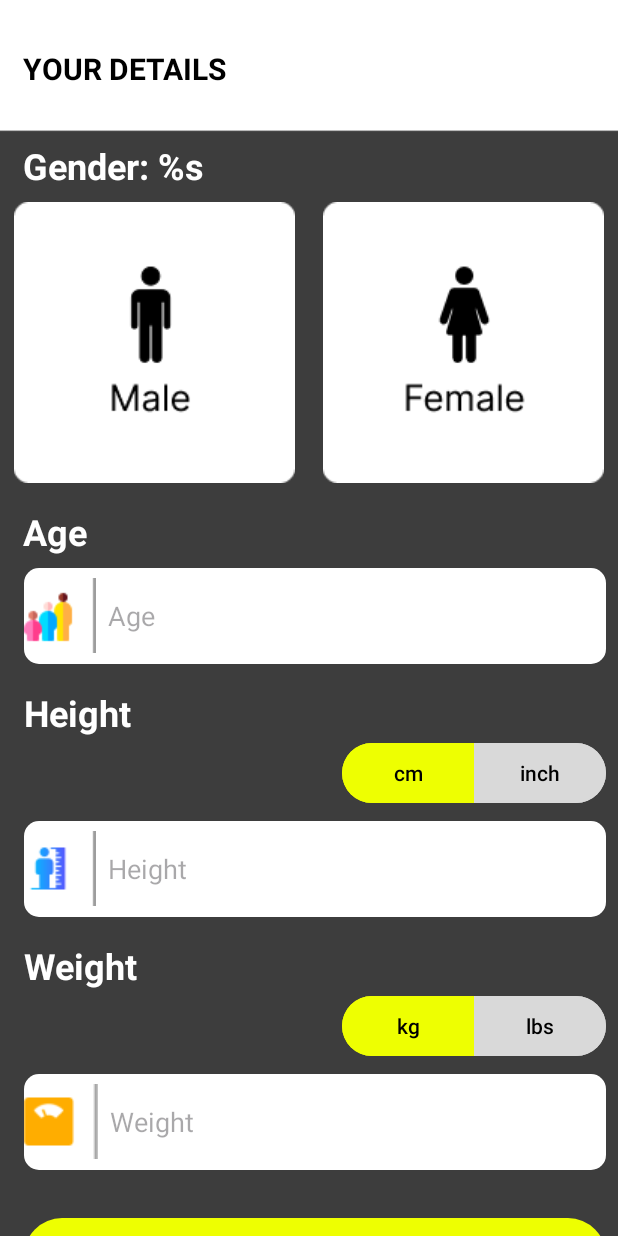
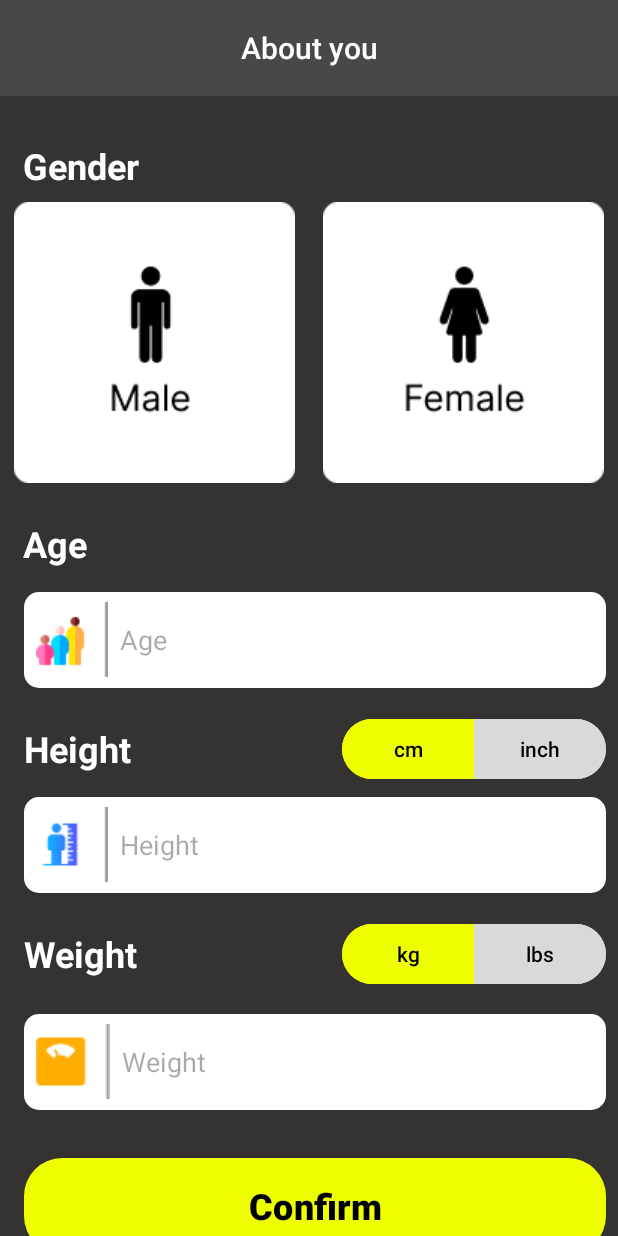
Before and after one commit to Tracking-running-mobile-application/tracking-running-app, an Android app: the StatusFragment screen opened through its navigation route, on a phone screen of 412 x 824 dp. Run offline under Robolectric (Android 15) with nearby library versions, the phone set to English and light mode, and no system bars; our stand-ins replace navigation-ui.

Commit message:
Modify fragment_status (change background , and toolbar

```diff
--- a/app/src/main/java/com/app/java/trackingrunningapp/ui/intro/StatusFragment.kt
+++ b/app/src/main/java/com/app/java/trackingrunningapp/ui/intro/StatusFragment.kt
@@ -43,13 +43,13 @@ class StatusFragment : Fragment() {
 
         // male
         imageMale.setOnClickListener {
-            binding.textGender.text = getString(R.string.gender, "Male")
+            binding.textGender.text = getString(R.string.text_gender, "Male")
             imageMale.setImageResource(R.drawable.img_select_male)
             imageFemale.setImageResource(R.drawable.img_female)
         }
         // female
         imageFemale.setOnClickListener {
-            binding.textGender.text = getString(R.string.gender, "Female")
+            binding.textGender.text = getString(R.string.text_gender, "Female")
             imageFemale.setImageResource(R.drawable.img_select_female)
             imageMale.setImageResource(R.drawable.img_male)
         }
--- /dev/null
+++ b/app/src/main/res/drawable/ic_arrow_back_24.xml
@@ -0,0 +1,5 @@
+<vector xmlns:android="http://schemas.android.com/apk/res/android" android:height="24dp" android:tint="#000000" android:viewportHeight="24" android:viewportWidth="24" android:width="24dp">
+
+    <path android:fillColor="@android:color/white" android:pathData="M17.77,3.77l-1.77,-1.77l-10,10l10,10l1.77,-1.77l-8.23,-8.23z"/>
+
+</vector>
--- a/app/src/main/res/layout/activity_main.xml
+++ b/app/src/main/res/layout/activity_main.xml
@@ -6,6 +6,7 @@
     android:layout_width="match_parent"
     android:layout_height="match_parent"
     tools:context=".ui.MainActivity">
+
 
     <androidx.fragment.app.FragmentContainerView
         android:id="@+id/nav_host_fragment"
--- a/app/src/main/res/layout/fragment_intro.xml
+++ b/app/src/main/res/layout/fragment_intro.xml
@@ -6,6 +6,7 @@
     android:background="@drawable/intro_background">
 
     <ImageButton
+        android:stateListAnimator="@xml/anim_scale"
         android:id="@+id/btn_get_started"
         android:layout_width="wrap_content"
         android:layout_height="wrap_content"
--- a/app/src/main/res/layout/fragment_status.xml
+++ b/app/src/main/res/layout/fragment_status.xml
@@ -5,20 +5,7 @@
     android:id="@+id/status_container"
     android:layout_width="match_parent"
     android:layout_height="match_parent"
-    android:background="@drawable/app_background">
-
-    <TextView
-        android:id="@+id/textView"
-        android:layout_width="wrap_content"
-        android:layout_height="wrap_content"
-        android:layout_marginStart="15dp"
-        android:layout_marginTop="32dp"
-        android:text="@string/text_your_details"
-        android:textColor="@color/black"
-        android:textSize="20sp"
-        android:textStyle="bold"
-        app:layout_constraintStart_toStartOf="parent"
-        app:layout_constraintTop_toTopOf="parent" />
+    android:background="#353331">
 
     <TextView
         android:id="@+id/text_gender"
@@ -102,8 +89,9 @@
         android:layout_width="wrap_content"
         android:layout_height="wrap_content"
         android:layout_marginEnd="8dp"
+        app:layout_constraintBottom_toBottomOf="@+id/textView3"
         app:layout_constraintEnd_toEndOf="parent"
-        app:layout_constraintTop_toBottomOf="@+id/textView3">
+        app:layout_constraintTop_toTopOf="@+id/textView3">
 
         <com.google.android.material.button.MaterialButton
             android:id="@+id/btn_cm"
@@ -128,8 +116,9 @@
         android:layout_width="wrap_content"
         android:layout_height="wrap_content"
         android:layout_marginEnd="8dp"
+        app:layout_constraintBottom_toBottomOf="@+id/textView5"
         app:layout_constraintEnd_toEndOf="parent"
-        app:layout_constraintTop_toBottomOf="@+id/textView5">
+        app:layout_constraintTop_toTopOf="@+id/textView5">
 
         <com.google.android.material.button.MaterialButton
             android:id="@+id/btn_kg"
@@ -154,7 +143,7 @@
         android:layout_width="wrap_content"
         android:layout_height="wrap_content"
         android:layout_marginStart="@dimen/margin_start_15_info_page"
-        android:layout_marginTop="16dp"
+        android:layout_marginTop="24dp"
         android:text="Age"
         android:textColor="@color/white"
         android:textSize="@dimen/text_size_24_title_info_page"
@@ -167,7 +156,7 @@
         android:layout_width="0dp"
         android:layout_height="wrap_content"
         android:layout_marginStart="16dp"
-        android:layout_marginTop="8dp"
+        android:layout_marginTop="16dp"
         android:layout_marginEnd="8dp"
         android:autofillHints=""
         android:background="@drawable/background_edit_text"
@@ -176,6 +165,7 @@
         android:ems="10"
         android:hint="Age"
         android:inputType="text"
+        android:paddingStart="8dp"
         app:layout_constraintEnd_toEndOf="parent"
         app:layout_constraintHorizontal_bias="0.497"
         app:layout_constraintStart_toStartOf="parent"
@@ -185,7 +175,7 @@
         android:id="@+id/editTextText2"
         android:layout_width="0dp"
         android:layout_height="wrap_content"
-        android:layout_marginTop="8dp"
+        android:layout_marginTop="16dp"
         android:autofillHints=""
         android:background="@drawable/background_edit_text"
         android:drawableStart="@drawable/ic_height"
@@ -193,16 +183,17 @@
         android:ems="10"
         android:hint="Height"
         android:inputType="text"
+        android:paddingStart="8dp"
         app:layout_constraintEnd_toEndOf="@+id/editTextText"
         app:layout_constraintHorizontal_bias="0.497"
         app:layout_constraintStart_toStartOf="@+id/editTextText"
-        app:layout_constraintTop_toBottomOf="@+id/materialButtonToggleGroup" />
+        app:layout_constraintTop_toBottomOf="@+id/textView3" />
 
     <EditText
         android:id="@+id/editTextText3"
         android:layout_width="0dp"
         android:layout_height="wrap_content"
-        android:layout_marginTop="8dp"
+        android:layout_marginTop="16dp"
         android:autofillHints=""
         android:background="@drawable/background_edit_text"
         android:drawableStart="@drawable/ic_weight"
@@ -210,6 +201,7 @@
         android:ems="10"
         android:hint="Weight"
         android:inputType="text"
+        android:paddingStart="8dp"
         app:layout_constraintEnd_toEndOf="@+id/editTextText2"
         app:layout_constraintStart_toStartOf="@+id/editTextText2"
         app:layout_constraintTop_toBottomOf="@+id/materialButtonToggleGroup2" />
@@ -218,7 +210,7 @@
         android:id="@+id/textView3"
         android:layout_width="wrap_content"
         android:layout_height="wrap_content"
-        android:layout_marginTop="16dp"
+        android:layout_marginTop="24dp"
         android:text="Height"
         android:textColor="@color/white"
         android:textSize="@dimen/text_size_24_title_info_page"
@@ -230,7 +222,7 @@
         android:id="@+id/textView5"
         android:layout_width="wrap_content"
         android:layout_height="wrap_content"
-        android:layout_marginTop="16dp"
+        android:layout_marginTop="24dp"
         android:text="Weight"
         android:textColor="@color/white"
         android:textSize="@dimen/text_size_24_title_info_page"
@@ -239,12 +231,12 @@
         app:layout_constraintTop_toBottomOf="@+id/editTextText2" />
 
     <Button
-
         android:id="@+id/button"
         android:layout_width="0dp"
         android:layout_height="wrap_content"
         android:layout_marginTop="32dp"
         android:background="@drawable/background_confirm_btn"
+        android:stateListAnimator="@xml/anim_scale"
         android:text="Confirm"
         android:textColor="@color/black"
         android:textSize="24sp"
@@ -254,4 +246,23 @@
         app:layout_constraintStart_toStartOf="@+id/editTextText3"
         app:layout_constraintTop_toBottomOf="@+id/editTextText3" />
 
+    <com.google.android.material.appbar.MaterialToolbar
+        android:id="@+id/materialToolbar"
+        android:layout_width="0dp"
+        android:layout_height="wrap_content"
+        android:background="#484848"
+        android:minHeight="?attr/actionBarSize"
+        app:layout_constraintEnd_toEndOf="parent"
+        app:layout_constraintStart_toStartOf="parent"
+        app:layout_constraintTop_toTopOf="parent">
+
+        <TextView
+            android:layout_width="wrap_content"
+            android:layout_height="wrap_content"
+            android:layout_gravity="center"
+            android:text="About you"
+            android:textAppearance="@style/TextAppearance.AppCompat.Title"
+            android:textColor="@color/white" />
+    </com.google.android.material.appbar.MaterialToolbar>
+
 </androidx.constraintlayout.widget.ConstraintLayout>
--- a/app/src/main/res/values/strings.xml
+++ b/app/src/main/res/values/strings.xml
@@ -6,5 +6,6 @@
     <string name="text_get_started">GET STARTED\t</string>
     <string name="text_your_details">YOUR DETAILS</string>
     <string name="image_male">image_male</string>
-    <string name="gender">Gender: %s</string>
+    <string name="gender">Gender</string>
+    <string name="text_gender">Gender: %s</string>
 </resources>
--- a/app/src/main/res/values/themes.xml
+++ b/app/src/main/res/values/themes.xml
@@ -13,6 +13,6 @@
 
     <style name="StartButton" parent="Theme.TrackingRunningApp">
         <item name="colorPrimary">#FFFFFF</item>
+    </style>
 
-    </style>
 </resources>
--- a/app/src/main/res/xml/anim_scale.xml
+++ b/app/src/main/res/xml/anim_scale.xml
@@ -4,24 +4,25 @@
     <item android:state_pressed="true">
         <set>
             <objectAnimator android:propertyName="scaleX"
-                android:duration="@android:integer/config_shortAnimTime"
-                android:valueTo="1.5"
+                android:duration="250"
+                android:valueTo="1.25"
                 android:valueType="floatType"/>
             <objectAnimator android:propertyName="scaleY"
-                android:duration="@android:integer/config_shortAnimTime"
-                android:valueTo="1.5"
+                android:duration="250"
+                android:valueTo="1.25"
                 android:valueType="floatType"/>
         </set>
     </item>
-    <!-- trạng thái mặc định, không được nhấn, thiết lập kích thước theo chiều x, y là 100% -->
-    <item android:state_pressed="false">
+    <!-- trạng thái mặc định, không được nhấn, thiết lập kích thước theo chiều x, y là 250% -->
+    <item android:state_pressed="false"
+        android:state_selected = "false">
         <set>
             <objectAnimator android:propertyName="scaleX"
-                android:duration="@android:integer/config_shortAnimTime"
+                android:duration="250"
                 android:valueTo="1"
                 android:valueType="floatType"/>
             <objectAnimator android:propertyName="scaleY"
-                android:duration="@android:integer/config_shortAnimTime"
+                android:duration="250"
                 android:valueTo="1"
                 android:valueType="floatType"/>
         </set>
```
